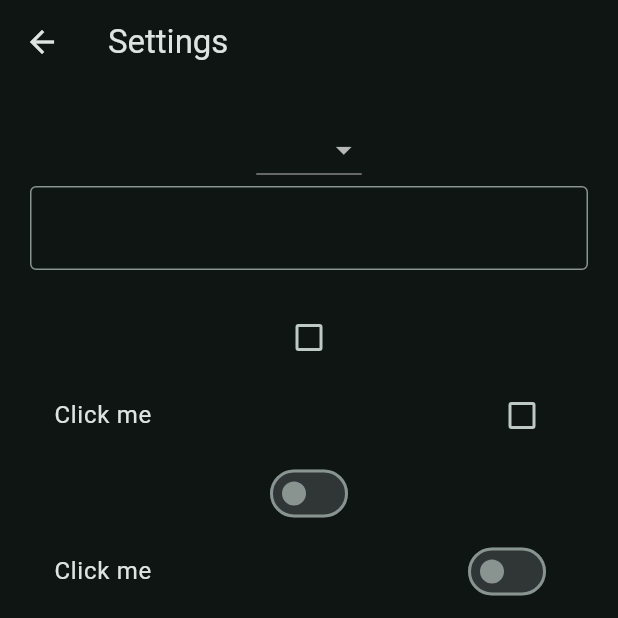
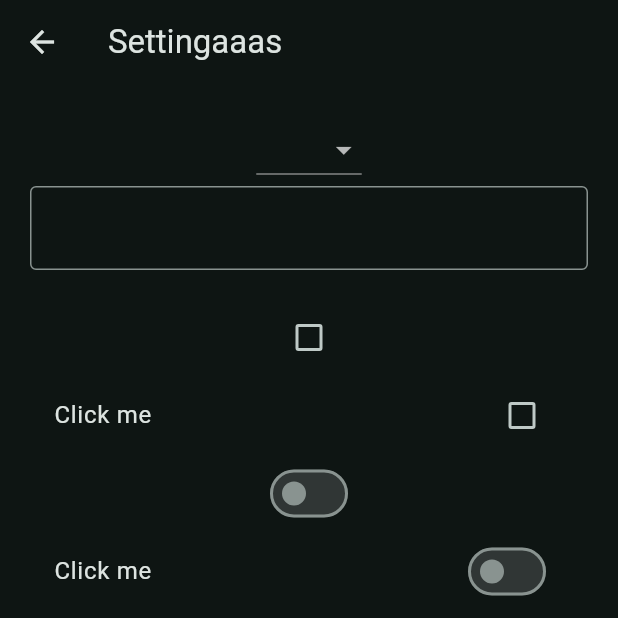
Before and after one commit to SantiGO055/learning-flutter, a Flutter app: the screen it shows after launch, after a tap on the "settings" icon, on a phone screen of 412 x 824 dp, the top half of it. Run offline on Flutter 3.47's test engine with Material 3 defaults, Android fonts, the phone set to English and light mode, and no system bars.

Commit message:
Pass data between pages

```diff
--- a/lib/views/pages/settings_page.dart
+++ b/lib/views/pages/settings_page.dart
@@ -1,7 +1,12 @@
 import 'package:flutter/material.dart';
 
 class SettingsPage extends StatefulWidget {
-  const SettingsPage({super.key});
+  const SettingsPage({
+    super.key,
+    required this.title,
+  });
+
+  final String title;
 
   @override
   State<SettingsPage> createState() => _SettingsPageState();
@@ -17,7 +22,7 @@ class _SettingsPageState extends State<SettingsPage> {
   Widget build(BuildContext context) {
     return Scaffold(
       appBar: AppBar(
-        title: const Text("Settings"),
+        title: Text(widget.title),
       ),
       body: SingleChildScrollView(
         child: Padding(
@@ -43,12 +48,14 @@ class _SettingsPageState extends State<SettingsPage> {
               Checkbox.adaptive(
                   tristate: true,
                   value: isChecked,
-                  onChanged: (bool? value) => setState(() => isChecked = value)),
+                  onChanged: (bool? value) =>
+                      setState(() => isChecked = value)),
               CheckboxListTile.adaptive(
                   tristate: true,
                   title: Text("Click me"),
                   value: isChecked,
-                  onChanged: (bool? value) => setState(() => isChecked = value)),
+                  onChanged: (bool? value) =>
+                      setState(() => isChecked = value)),
               Switch.adaptive(
                   value: isSwitched,
                   onChanged: (bool value) {
--- a/lib/views/widget_tree.dart
+++ b/lib/views/widget_tree.dart
@@ -32,7 +32,7 @@ class WidgetTree extends StatelessWidget {
           IconButton(
               onPressed: () {
                 Navigator.push(context, //pushReplacement se suele usar cuando se usa login y despues se redirige al home, borra la pila de navegacion
-                    MaterialPageRoute(builder: (context) => SettingsPage()));
+                    MaterialPageRoute(builder: (context) => SettingsPage(title: 'Settingaaas',)));
               },
               icon: Icon(Icons.settings))
         ],
```
